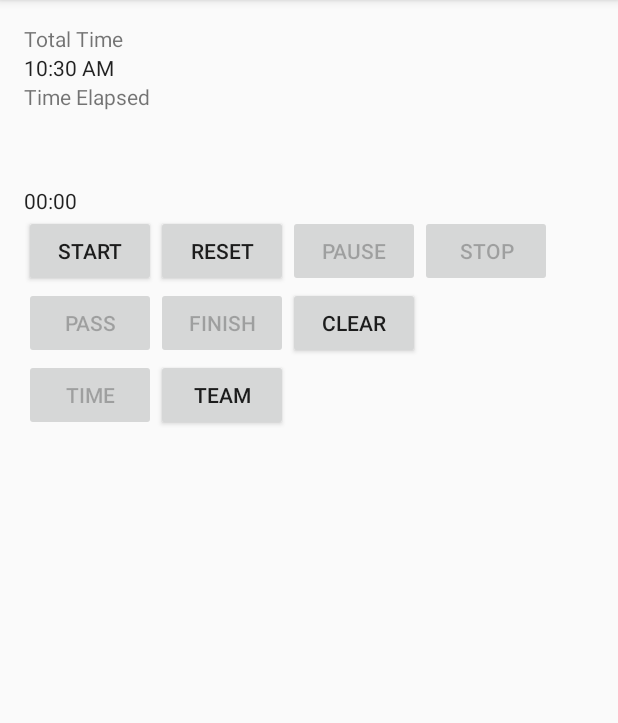
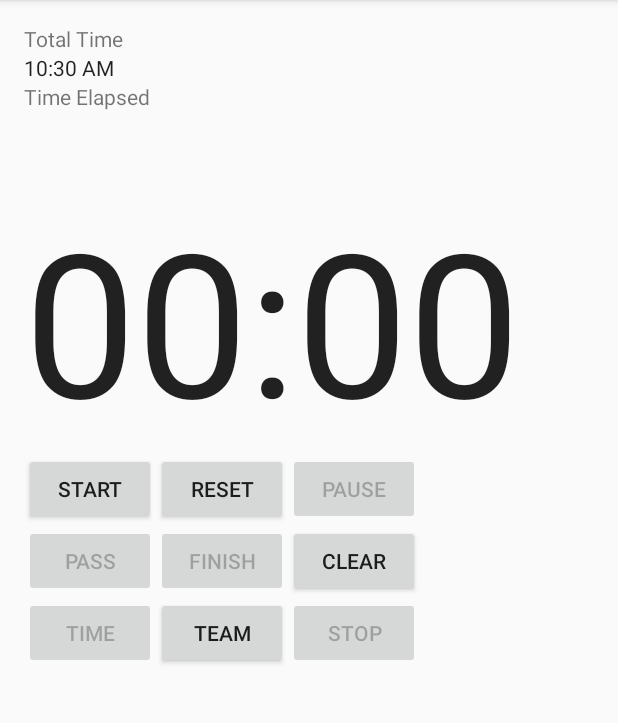
Before and after one commit to SuperBigL/AndroidFinalProject1, an Android app: the FinalProjectActivity screen opened directly, with no data from a screen before it, on a phone screen of 412 x 824 dp, the part 84-807 px from its top. Run offline under Robolectric (Android 15) with nearby library versions, the phone set to English and light mode, and no system bars.

Commit message:
Increased the size of the Chronomater and I updated the button layout.

```diff
--- a/app/src/main/java/leban/nait/ca/finalproject/FinalProjectActivity.java
+++ b/app/src/main/java/leban/nait/ca/finalproject/FinalProjectActivity.java
@@ -249,6 +249,7 @@ public class FinalProjectActivity extends AppCompatActivity implements View.OnCl
 
     }
 
+
     @Override
     public void onItemSelected(AdapterView<?> parent, View view, int position, long id)
     {
--- a/app/src/main/res/layout/content_final_project.xml
+++ b/app/src/main/res/layout/content_final_project.xml
@@ -40,7 +40,8 @@
         android:layout_height="wrap_content"
         android:id="@+id/chrono"
         android:paddingTop="50dp"
-        android:layout_below="@id/chronotext"/>
+        android:layout_below="@id/chronotext"
+        android:textSize="200px" />
 
 
 
@@ -79,8 +80,8 @@
         android:id="@+id/stopbutton"
         android:text="Stop"
         android:onClick="onClick"
-        android:layout_toRightOf="@id/pausebutton"
-        android:layout_below="@id/chrono" />
+        android:layout_below="@+id/finishbutton"
+        android:layout_toEndOf="@+id/finishbutton" />
 
     <Button
         android:layout_width="wrap_content"
```
